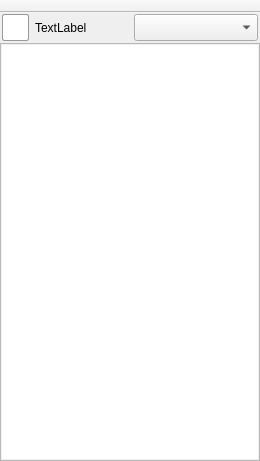
Above: src/gui/form_Main.ui from vituperative/i2pchat before the change. Below: the same form after it.
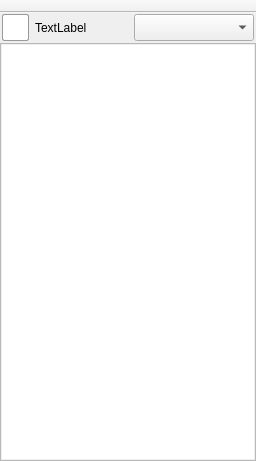
That is the form after the change. Icons and pictures are not drawn.

Commit message: Shave a few pixels of the main window width

Diff of the .ui file:
```diff
--- a/src/gui/form_Main.ui
+++ b/src/gui/form_Main.ui
@@ -6,19 +6,19 @@
    <rect>
     <x>0</x>
     <y>0</y>
-    <width>260</width>
+    <width>256</width>
     <height>461</height>
    </rect>
   </property>
   <property name="minimumSize">
    <size>
-    <width>260</width>
+    <width>256</width>
     <height>0</height>
    </size>
   </property>
   <property name="maximumSize">
    <size>
-    <width>260</width>
+    <width>256</width>
     <height>16777215</height>
    </size>
   </property>
@@ -56,13 +56,13 @@
      <widget class="QListWidget" name="listWidget">
       <property name="minimumSize">
        <size>
-        <width>260</width>
+        <width>256</width>
         <height>0</height>
        </size>
       </property>
       <property name="maximumSize">
        <size>
-        <width>260</width>
+        <width>256</width>
         <height>16777215</height>
        </size>
       </property>
@@ -144,13 +144,13 @@
       </property>
       <property name="minimumSize">
        <size>
-        <width>260</width>
+        <width>256</width>
         <height>31</height>
        </size>
       </property>
       <property name="maximumSize">
        <size>
-        <width>260</width>
+        <width>256</width>
         <height>31</height>
        </size>
       </property>
@@ -244,13 +244,13 @@
          </property>
          <property name="minimumSize">
           <size>
-           <width>124</width>
+           <width>120</width>
            <height>27</height>
           </size>
          </property>
          <property name="maximumSize">
           <size>
-           <width>124</width>
+           <width>120</width>
            <height>27</height>
           </size>
          </property>
@@ -338,7 +338,7 @@
    </property>
    <property name="maximumSize">
     <size>
-     <width>260</width>
+     <width>256</width>
      <height>16635</height>
     </size>
    </property>
```
